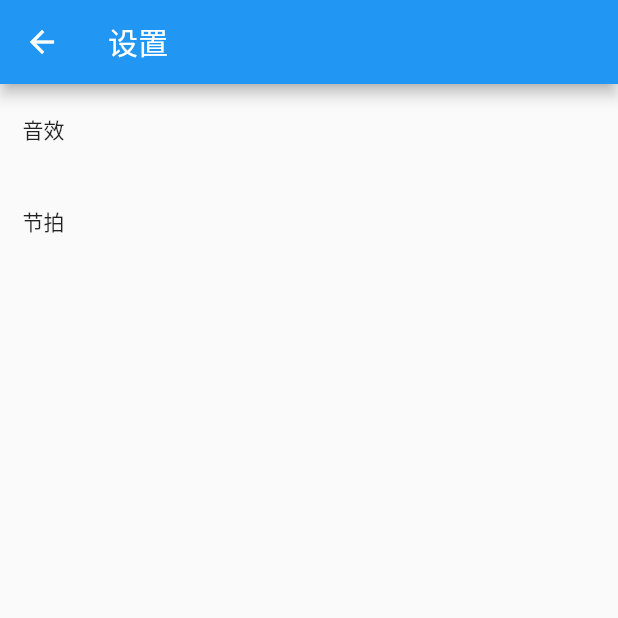
After one commit to summerscar/metronome_flutter, a Flutter app: the screen it shows after launch, after a tap on the "settings" icon, on a phone screen of 412 x 824 dp, the top half of it. The commit adds this screen. Run offline on Flutter 3.47's test engine with Material 2 defaults, Android fonts, the light colour scheme and no system bars; our stand-ins replace assets_audio_player, shared_preferences, sleek_circular_slider, wakelock.

Commit message:
✨feat(增加音效&本地存储): 增加一组音效  存储上次的bpm调整

```diff
--- /dev/null
+++ b/lib/component/setting.dart
@@ -0,0 +1,90 @@
+import 'package:flutter/material.dart';
+import 'package:shared_preferences/shared_preferences.dart';
+
+class Setting extends StatelessWidget {
+
+  @override
+  Widget build(BuildContext context) {
+    return Scaffold(
+      appBar: AppBar(
+        title: Text('设置')
+      ),
+      body: Container(
+        child: Column(
+          children: [
+            InkWell(
+              child: Container(
+                alignment: Alignment.centerLeft,
+                padding: EdgeInsets.symmetric(vertical: 20, horizontal: 15),
+                child: Text(
+                  '音效',
+                  style: Theme.of(context).textTheme.button,
+                ),
+              ),
+              onTap: () async {
+                final res = await changeSound(context);
+                if (res != null) {
+                  _setSoundType(res);
+                }
+              },
+            ),
+            Builder(
+              builder: (context) => InkWell(
+                child: Container(
+                  alignment: Alignment.centerLeft,
+                  padding: EdgeInsets.symmetric(vertical: 20, horizontal: 15),
+                  child: Text(
+                    '节拍',
+                    style: Theme.of(context).textTheme.button,
+                  ),
+                ),
+                onTap: () {
+                  Scaffold.of(context).showSnackBar(SnackBar(content: Text('还没做呢……')));
+                },
+              )
+            )
+          ],
+        ),
+      ),
+    );
+  }
+}
+
+Future<int> changeSound(context) async {
+  int i = await showDialog<int>(
+      context: context,
+      builder: (BuildContext context) {
+        return SimpleDialog(
+          title: const Text('请选择音效'),
+          children: <Widget>[
+            SimpleDialogOption(
+              onPressed: () {
+                // 返回1
+                Navigator.pop(context, 0);
+              },
+              child: Padding(
+                padding: const EdgeInsets.symmetric(vertical: 6),
+                child: const Text('音效一'),
+              ),
+            ),
+            SimpleDialogOption(
+              onPressed: () {
+                // 返回2
+                Navigator.pop(context, 1);
+              },
+              child: Padding(
+                padding: const EdgeInsets.symmetric(vertical: 6),
+                child: const Text('音效二'),
+              ),
+            ),
+          ],
+        );
+      });
+  return i;
+}
+
+_setSoundType(int soundtype) async {
+  SharedPreferences prefs = await SharedPreferences.getInstance();
+  // print('_setSoundType: $soundtype');
+  await prefs.setInt('sound', soundtype);
+}
--- a/lib/main.dart
+++ b/lib/main.dart
@@ -5,6 +5,9 @@ import 'dart:async';
 import 'package:assets_audio_player/assets_audio_player.dart';
 import './component/summerscar.dart';
 import 'package:wakelock/wakelock.dart';
+import 'package:flutter/foundation.dart';
+import './component/setting.dart';
+import 'package:shared_preferences/shared_preferences.dart';
 
 void main() {
   runApp(MyApp());
@@ -41,6 +44,7 @@ class _MyHomePageState extends State<MyHomePage>
   Timer timer;
   AssetsAudioPlayer assetsAudioPlayer = AssetsAudioPlayer();
   AnimationController _animationController;
+  int soundType = 0;
 
   void _setBpmHanlder(int val) {
     setState(() {
@@ -70,9 +74,9 @@ class _MyHomePageState extends State<MyHomePage>
   Future<void> _playAudio() {
     int nextStep = _nowStep + 1;
     if (nextStep % 4 == 0) {
-      return assetsAudioPlayer.open(Audio('assets/metronome1.mp3'));
+      return assetsAudioPlayer.open(Audio('assets/metronome$soundType-1.mp3'));
     } else {
-      return assetsAudioPlayer.open(Audio('assets/metronome2.mp3'));
+      return assetsAudioPlayer.open(Audio('assets/metronome$soundType-2.mp3'));
     }
   }
 
@@ -83,10 +87,32 @@ class _MyHomePageState extends State<MyHomePage>
     });
   }
 
+  Future setBpm () async {
+    SharedPreferences prefs = await SharedPreferences.getInstance();
+    int bpm = prefs.getInt('bpm');
+    if (bpm != null) {
+      print('get bpm $bpm');
+      _setBpmHanlder(bpm);
+    }
+  }
+
+  Future setSoundType () async {
+    SharedPreferences prefs = await SharedPreferences.getInstance();
+    int soundType = prefs.getInt('sound');
+    if (soundType != null) {
+      print('get sound type $soundType');
+      this.soundType = soundType;
+    }
+  }
+
   @override
   void initState() {
     super.initState();
-    Wakelock.enable();
+    if (!kIsWeb) {
+      Wakelock.enable();
+    }
+    setSoundType();
+    setBpm();
     _animationController =
         AnimationController(vsync: this, duration: Duration(milliseconds: 300));
   }
@@ -104,7 +130,23 @@ class _MyHomePageState extends State<MyHomePage>
       child: Column(
         mainAxisAlignment: MainAxisAlignment.spaceBetween,
         children: <Widget>[
-          Container(),
+          Container(
+            padding: EdgeInsets.symmetric(horizontal: 10),
+            child: Row(
+              mainAxisAlignment: MainAxisAlignment.end,
+              children: [
+                IconButton(
+                  icon: Icon(Icons.settings),
+                  color: Theme.of(context).textTheme.headline3.color,
+                  onPressed: () async {
+                    final result = await Navigator.push(context, MaterialPageRoute(builder: (context) => Setting()));
+                    print('setting result: $result');
+                    setSoundType();
+                  },
+                )
+              ],
+            )
+          ),
           Text(
             '节拍器',
             style: Theme.of(context).textTheme.headline3,
--- a/pubspec.yaml
+++ b/pubspec.yaml
@@ -32,6 +32,7 @@ dependencies:
   assets_audio_player: 2.0.12
   url_launcher: 5.7.8
   wakelock: 0.2.1
+  shared_preferences: '>=0.5.10 <2.0.0'
 
 dev_dependencies:
   flutter_test:
```
Also changed, not shown: lib/component/slider.dart (+8 -0 lines), pubspec.lock, 6 other files.
